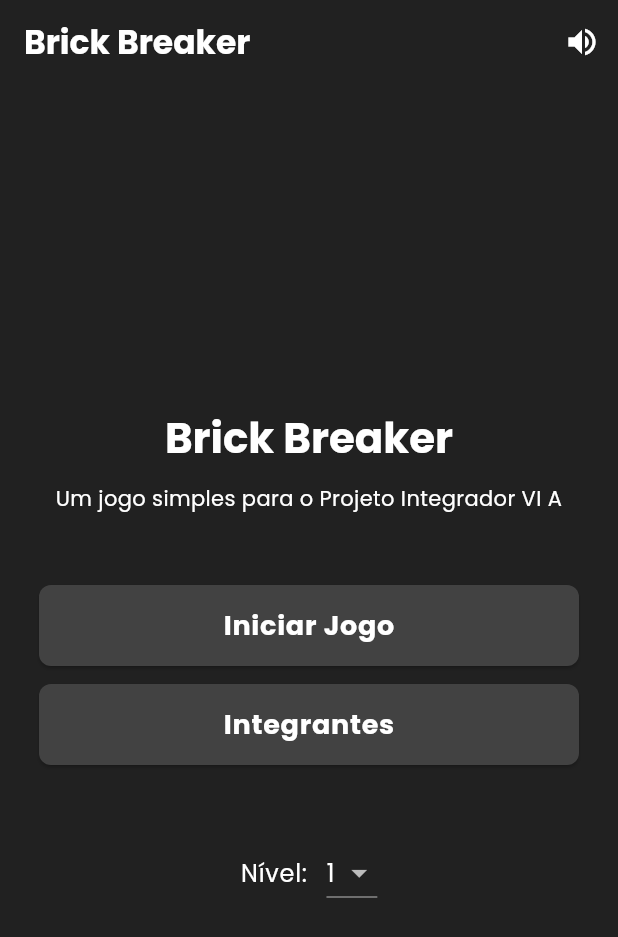
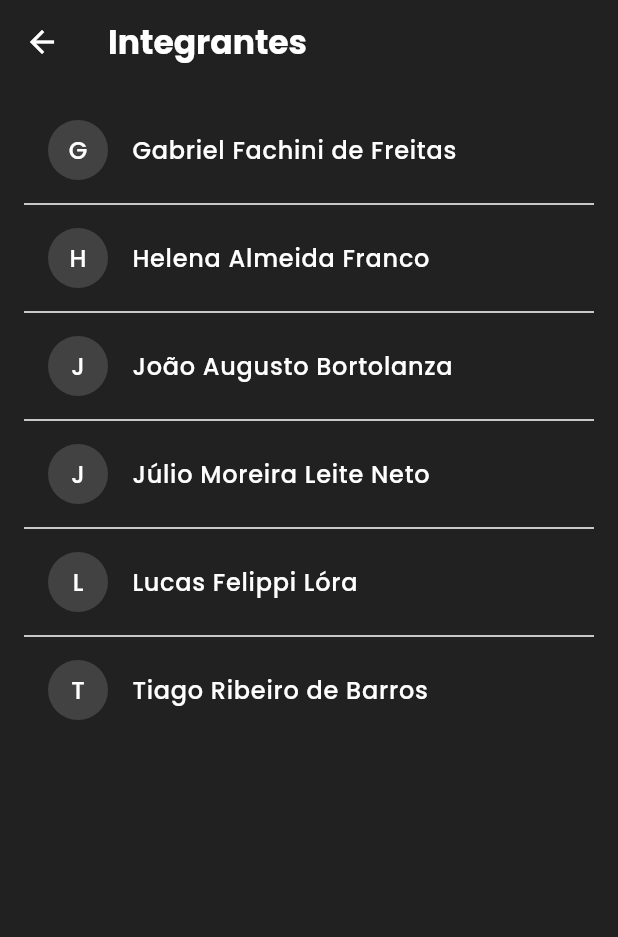
Before and after one commit to LucasLora/brick_breaker, a Flutter app: the screen it shows after launch, after a tap on "Integrantes", on a phone screen of 412 x 824 dp. Shown: the top 937 px of the screen. Run offline on Flutter 3.47's test engine with Material 3 defaults, Android fonts, the phone set to English and light mode, and no system bars; our stand-ins replace google_fonts.

Commit message:
Create Members Screen

```diff
--- a/lib/main.dart
+++ b/lib/main.dart
@@ -1,3 +1,5 @@
+import 'package:brick_breaker/ui/screens/members/members_screen.dart';
+import 'package:brick_breaker/ui/screens/members/members_viewmodel.dart';
 import 'package:flutter/material.dart';
 import 'package:provider/provider.dart';
 import 'package:google_fonts/google_fonts.dart';
@@ -35,7 +37,10 @@
         initialRoute: '/',
         routes: {
           '/': (_) => const HomeScreen(),
-          //Todo: '/members': (_) => const MembersScreen(),
+          '/members': (_) => ChangeNotifierProvider(
+            create: (_) => MembersViewModel(),
+            child: const MembersScreen(),
+          ),
           //Todo: '/game': (_) => const GameScreen(),
         },
       ),
--- a/lib/ui/screens/home/home_screen.dart
+++ b/lib/ui/screens/home/home_screen.dart
@@ -65,8 +65,7 @@ class HomeScreen extends StatelessWidget {
                 const SizedBox(height: 12),
                 AppButton(
                   label: 'Integrantes',
-                  onPressed: () =>
-                      {}, //Todo: Navigator.pushNamed(context, '/members'),
+                  onPressed: () => Navigator.pushNamed(context, '/members'),
                 ),
                 const SizedBox(height: 48),
                 Row(
--- a/lib/ui/screens/home/home_viewmodel.dart
+++ b/lib/ui/screens/home/home_viewmodel.dart
@@ -1,12 +1,8 @@
 import 'package:flutter/material.dart';
 
 class HomeViewModel extends ChangeNotifier {
-  final List<String> _members = ['Lucas Lora'];
-
   bool soundOn = true;
   int selectedLevel = 1;
-
-  List<String> get members => List.unmodifiable(_members);
 
   void toggleSound() {
     soundOn = !soundOn;
--- /dev/null
+++ b/lib/ui/screens/members/members_screen.dart
@@ -0,0 +1,51 @@
+import 'package:flutter/material.dart';
+import 'package:provider/provider.dart';
+import 'members_viewmodel.dart';
+
+class MembersScreen extends StatelessWidget {
+  const MembersScreen({super.key});
+
+  @override
+  Widget build(BuildContext context) {
+    final vm = context.watch<MembersViewModel>();
+    final cs = Theme.of(context).colorScheme;
+    final tt = Theme.of(context).textTheme;
+
+    return Scaffold(
+      appBar: AppBar(
+        backgroundColor: cs.surface,
+        elevation: 0,
+        iconTheme: IconThemeData(color: cs.onSurface),
+        title: Text(
+          'Integrantes',
+          style: tt.titleLarge?.copyWith(
+            color: cs.onSurface,
+            fontWeight: FontWeight.bold,
+          ),
+        ),
+      ),
+      body: ListView.separated(
+        padding: const EdgeInsets.all(16),
+        itemCount: vm.members.length,
+        separatorBuilder: (_, __) => Divider(color: cs.outlineVariant),
+        itemBuilder: (context, index) {
+          final member = vm.members[index];
+          return ListTile(
+            title: Text(
+              member,
+              style: tt.bodyLarge?.copyWith(
+                color: cs.onSurface,
+                fontWeight: FontWeight.w500,
+              ),
+            ),
+            leading: CircleAvatar(
+              backgroundColor: cs.primary,
+              foregroundColor: cs.onPrimary,
+              child: Text(member[0]),
+            ),
+          );
+        },
+      ),
+    );
+  }
+}
--- /dev/null
+++ b/lib/ui/screens/members/members_viewmodel.dart
@@ -0,0 +1,14 @@
+import 'package:flutter/material.dart';
+
+class MembersViewModel extends ChangeNotifier {
+  final List<String> _members = [
+    'Gabriel Fachini de Freitas',
+    'Helena Almeida Franco',
+    'João Augusto Bortolanza',
+    'Júlio Moreira Leite Neto',
+    'Lucas Felippi Lóra',
+    'Tiago Ribeiro de Barros',
+  ];
+
+  List<String> get members => _members;
+}
```
